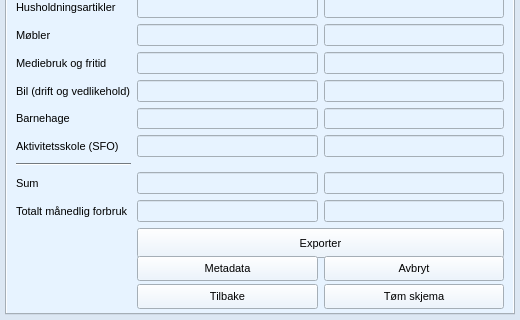
The window that source/ui/views/forms/sifo_form.ui (seemir/stressa) describes before a commit, drawn with Qt 5; both pictures show x 0 to 520 and y 330 to 650 of the 520 by 650 pixel window.
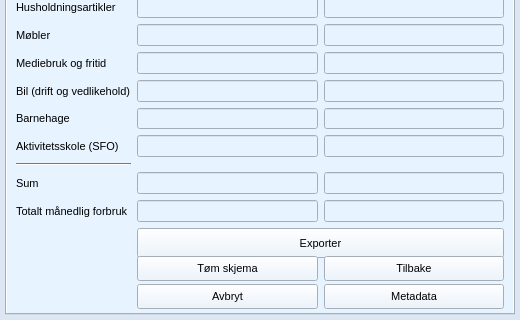
The same window after the commit. The open tabs and pages were chosen to show the change. Icons and pictures are not drawn.

```diff
--- a/source/ui/views/forms/sifo_form.ui
+++ b/source/ui/views/forms/sifo_form.ui
@@ -2736,24 +2736,7 @@
        </property>
       </widget>
      </item>
-     <item row="32" column="1">
-      <widget class="QPushButton" name="push_button_back">
-       <property name="minimumSize">
-        <size>
-         <width>0</width>
-         <height>25</height>
-        </size>
-       </property>
-       <property name="text">
-        <string>Tilbake</string>
-       </property>
-       <property name="icon">
-        <iconset resource="../../images/img.qrc">
-         <normaloff>:/img/back.png</normaloff>:/img/back.png</iconset>
-       </property>
-      </widget>
-     </item>
-     <item row="32" column="2">
+     <item row="31" column="1">
       <widget class="QPushButton" name="push_button_tom_skjema_2">
        <property name="minimumSize">
         <size>
@@ -2770,7 +2753,7 @@
        </property>
       </widget>
      </item>
-     <item row="31" column="2">
+     <item row="32" column="1">
       <widget class="QPushButton" name="push_button_cancel_2">
        <property name="minimumSize">
         <size>
@@ -2787,7 +2770,24 @@
        </property>
       </widget>
      </item>
-     <item row="31" column="1">
+     <item row="31" column="2">
+      <widget class="QPushButton" name="push_button_back">
+       <property name="minimumSize">
+        <size>
+         <width>0</width>
+         <height>25</height>
+        </size>
+       </property>
+       <property name="text">
+        <string>Tilbake</string>
+       </property>
+       <property name="icon">
+        <iconset resource="../../images/img.qrc">
+         <normaloff>:/img/back.png</normaloff>:/img/back.png</iconset>
+       </property>
+      </widget>
+     </item>
+     <item row="32" column="2">
       <widget class="QPushButton" name="push_button_metadata">
        <property name="minimumSize">
         <size>
```
Left out of the diff: 5 changed lines with no effect on the pictures.
